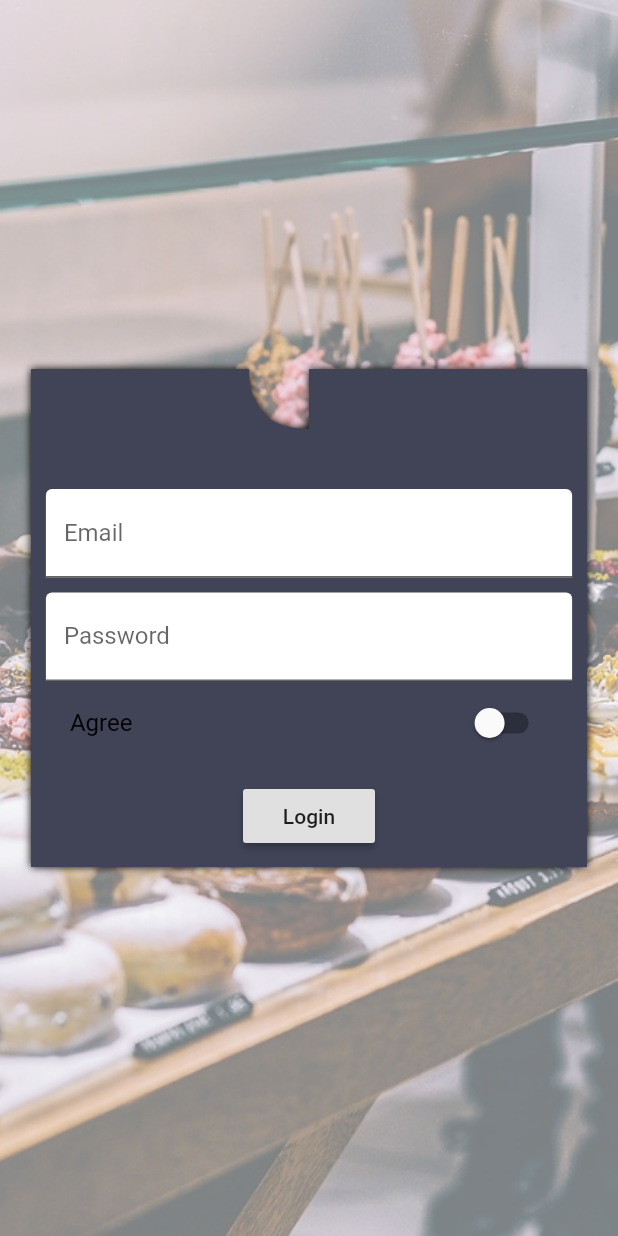
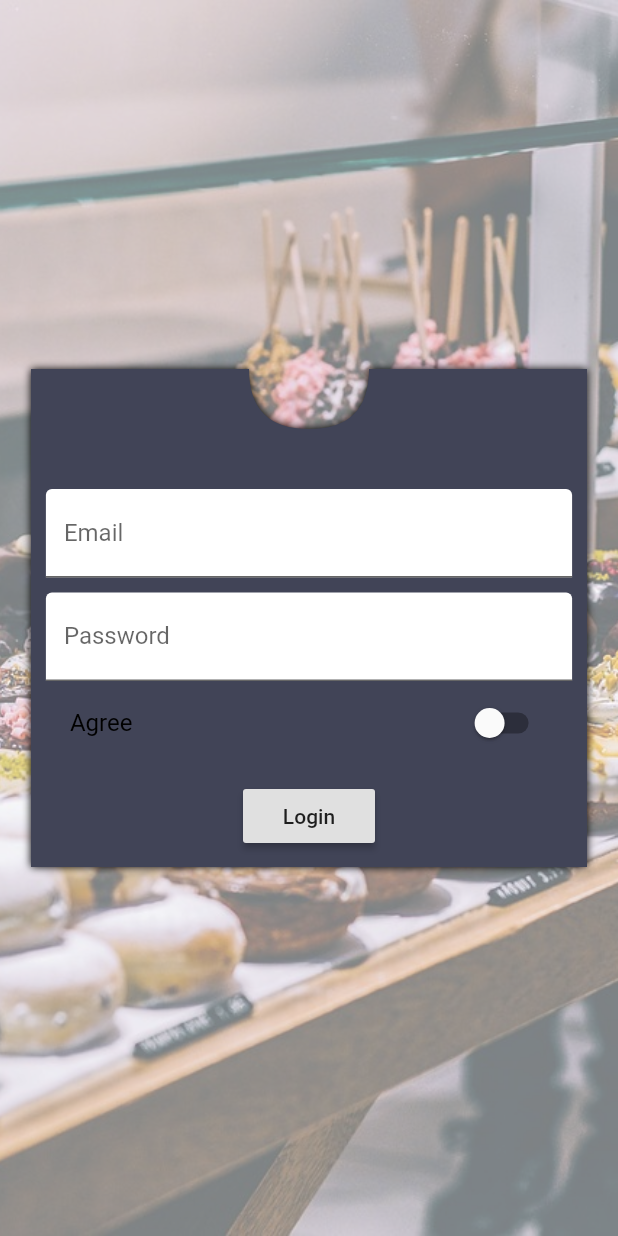
Before and after one commit to takmilul/Flutter-Demo, a Flutter app: the screen it shows after launch, on a phone screen of 412 x 824 dp. Run offline on Flutter 3.47's test engine with Material 2 defaults, Android fonts, the phone set to English and light mode, and no system bars; our stand-ins replace fluttertoast, toast.

Commit message:
profile view commit

```diff
--- a/lib/custom_shape/profile_card_clipper.dart
+++ b/lib/custom_shape/profile_card_clipper.dart
@@ -12,9 +12,9 @@ class ProfileCardClipper extends CustomClipper<Path>{
     var firstEndPoint = Offset(size.width/2, 40);
     path.quadraticBezierTo(firstControlPoint.dx, firstControlPoint.dy, firstEndPoint.dx, firstEndPoint.dy);
 
-    /*var secondControlPoint = Offset(size.width * 0.65, 60);
-    var secondEndPoint = Offset(size.width * 0.60, 0.0);
-    path.quadraticBezierTo(secondControlPoint.dx, secondControlPoint.dy, secondEndPoint.dx, secondEndPoint.dy);*/
+    var secondControlPoint = Offset(size.width/2+40, 40.0);
+    var secondEndPoint = Offset(size.width/2+40, 0.0);
+    path.quadraticBezierTo(secondControlPoint.dx, secondControlPoint.dy, secondEndPoint.dx, secondEndPoint.dy);
 
     path.lineTo(size.width * 0.5, 0.0);
     path.lineTo(size.width, 0.0);
```
